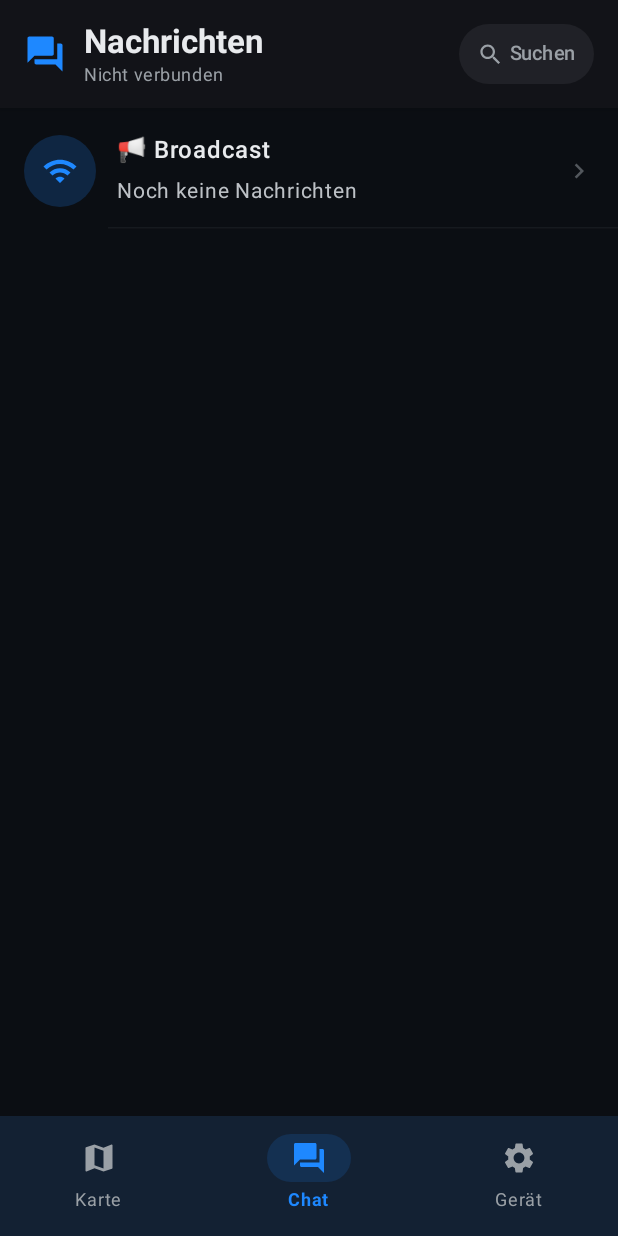
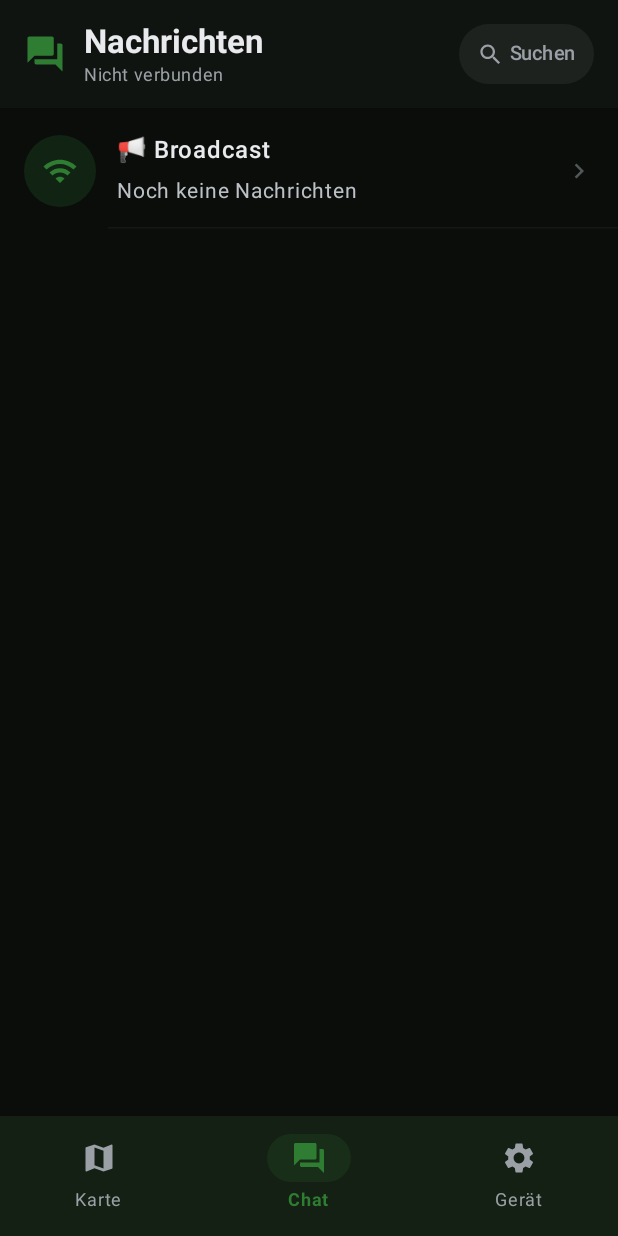
Before and after one commit to Benemaster/MegaMeshApp, an Android app built with Jetpack Compose: the screen it shows after launch (MainActivity), on a phone screen of 412 x 824 dp. Run offline under Robolectric (Android 15) with nearby library versions, the phone set to English and light mode, and no system bars; libraries missing offline, so code that uses them is left out: androidx.camera.core, androidx.camera.lifecycle, androidx.camera.view, com.google.mlkit.vision.

Commit message:
feat: dark green theme, OSM dark map with node lines, user feedback popups with haptic

```diff
--- a/app/build.gradle.kts
+++ b/app/build.gradle.kts
@@ -64,6 +64,7 @@ dependencies {
     implementation(libs.androidx.camera.view)
     // ML Kit barcode scanning
     implementation(libs.mlkit.barcode)
+    implementation(libs.osmdroid.android)
     testImplementation(libs.junit)
     androidTestImplementation(libs.androidx.junit)
     androidTestImplementation(libs.androidx.espresso.core)
--- a/app/src/main/AndroidManifest.xml
+++ b/app/src/main/AndroidManifest.xml
@@ -2,6 +2,8 @@
 <manifest xmlns:android="http://schemas.android.com/apk/res/android"
     xmlns:tools="http://schemas.android.com/tools">
 
+    <uses-permission android:name="android.permission.INTERNET" />
+    <uses-permission android:name="android.permission.ACCESS_NETWORK_STATE" />
     <uses-permission android:name="android.permission.BLUETOOTH" android:maxSdkVersion="30" />
     <uses-permission android:name="android.permission.BLUETOOTH_ADMIN" android:maxSdkVersion="30" />
     <uses-permission android:name="android.permission.BLUETOOTH_SCAN" />
--- a/app/src/main/java/com/example/megameshapp/MainActivity.kt
+++ b/app/src/main/java/com/example/megameshapp/MainActivity.kt
@@ -1,6 +1,7 @@
 package com.example.megameshapp
 
 import android.os.Bundle
+import android.view.HapticFeedbackConstants
 import androidx.activity.ComponentActivity
 import androidx.activity.compose.setContent
 import androidx.activity.enableEdgeToEdge
@@ -11,6 +12,7 @@ import androidx.compose.material3.*
 import androidx.compose.runtime.*
 import androidx.compose.ui.Modifier
 import androidx.compose.ui.graphics.vector.ImageVector
+import androidx.compose.ui.platform.LocalView
 import androidx.compose.ui.text.font.FontWeight
 import androidx.compose.ui.unit.dp
 import androidx.compose.ui.unit.sp
@@ -20,6 +22,7 @@ import com.example.megameshapp.ui.screens.DeviceSettingsScreen
 import com.example.megameshapp.ui.screens.MapWeatherScreen
 import com.example.megameshapp.ui.theme.*
 import com.example.megameshapp.viewmodel.MeshViewModel
+import kotlinx.coroutines.flow.collectLatest
 
 class MainActivity : ComponentActivity() {
     override fun onCreate(savedInstanceState: Bundle?) {
@@ -43,9 +46,32 @@ sealed class Screen(val route: String, val title: String, val icon: ImageVector)
 fun MegaMeshApp(meshViewModel: MeshViewModel = viewModel()) {
     val screens = listOf(Screen.Map, Screen.Chat, Screen.Settings)
     var selectedScreen by remember { mutableStateOf<Screen>(Screen.Chat) }
+    val snackbarHostState = remember { SnackbarHostState() }
+    val view = LocalView.current
+
+    // Collect user feedback and show as Snackbar with haptic
+    LaunchedEffect(meshViewModel) {
+        meshViewModel.userFeedback.collectLatest { message ->
+            view.performHapticFeedback(HapticFeedbackConstants.VIRTUAL_KEY)
+            snackbarHostState.showSnackbar(
+                message = message,
+                duration = SnackbarDuration.Short
+            )
+        }
+    }
 
     Scaffold(
         containerColor = DarkBackground,
+        snackbarHost = {
+            SnackbarHost(snackbarHostState) { data ->
+                Snackbar(
+                    snackbarData = data,
+                    containerColor = DarkSurfaceVariant,
+                    contentColor = TextPrimary,
+                    actionColor = GreenPrimary
+                )
+            }
+        },
         bottomBar = {
             NavigationBar(
                 containerColor = DarkSurface,
@@ -70,11 +96,11 @@ fun MegaMeshApp(meshViewModel: MeshViewModel = viewModel()) {
                         selected = selectedScreen == screen,
                         onClick = { selectedScreen = screen },
                         colors = NavigationBarItemDefaults.colors(
-                            selectedIconColor = BluePrimary,
-                            selectedTextColor = BluePrimary,
+                            selectedIconColor = GreenPrimary,
+                            selectedTextColor = GreenPrimary,
                             unselectedIconColor = TextMuted,
                             unselectedTextColor = TextMuted,
-                            indicatorColor = BluePrimary.copy(alpha = 0.15f)
+                            indicatorColor = GreenPrimary.copy(alpha = 0.15f)
                         )
                     )
                 }
--- a/app/src/main/java/com/example/megameshapp/ui/screens/ChatScreen.kt
+++ b/app/src/main/java/com/example/megameshapp/ui/screens/ChatScreen.kt
@@ -790,15 +790,19 @@ fun ConversationScreen(
                                 selectedConversation == "broadcast" -> {
                                     if (useEncryption) {
                                         viewModel.sendPublicEncrypted(messageText)
+                                        viewModel.postFeedback("📢 Verschlüsselte Broadcast-Nachricht gesendet")
                                     } else {
                                         viewModel.sendBroadcastMessage(messageText)
+                                        viewModel.postFeedback("📢 Broadcast gesendet")
                                     }
                                 }
                                 useEncryption -> {
                                     viewModel.sendEncryptedMessage(selectedConversation, messageText)
+                                    viewModel.postFeedback("🔒 Verschlüsselte Nachricht gesendet")
                                 }
                                 else -> {
                                     viewModel.sendDirectMessage(selectedConversation, messageText)
+                                    viewModel.postFeedback("✉️ Nachricht gesendet")
                                 }
                             }
                             messageText = ""
--- a/app/src/main/java/com/example/megameshapp/ui/screens/DeviceSettingsScreen.kt
+++ b/app/src/main/java/com/example/megameshapp/ui/screens/DeviceSettingsScreen.kt
@@ -58,7 +58,10 @@ fun DeviceSettingsScreen(viewModel: MeshViewModel) {
         val allGranted = permissions.values.all { it }
         if (allGranted) {
             viewModel.bleManager.startScan()
+            viewModel.postFeedback("🔍 Suche nach MegaMesh-Geräten…")
             showBleScanner = true
+        } else {
+            viewModel.postFeedback("⚠️ Bluetooth-Berechtigung fehlt")
         }
     }
 
--- a/app/src/main/java/com/example/megameshapp/ui/theme/Color.kt
+++ b/app/src/main/java/com/example/megameshapp/ui/theme/Color.kt
@@ -2,17 +2,23 @@ package com.example.megameshapp.ui.theme
 
 import androidx.compose.ui.graphics.Color
 
-// Blue accents
-val BluePrimary = Color(0xFF1E88FF)
-val BluePrimaryDark = Color(0xFF1565C0)
-val BluePrimaryLight = Color(0xFF64B5F6)
-val BlueAccent = Color(0xFF448AFF)
+// Dark green accents
+val GreenPrimary = Color(0xFF2E7D32)
+val GreenPrimaryDark = Color(0xFF1B5E20)
+val GreenPrimaryLight = Color(0xFF66BB6A)
+val GreenAccent = Color(0xFF388E3C)
+
+// Keep legacy aliases so screens compile without changes
+val BluePrimary = GreenPrimary
+val BluePrimaryDark = GreenPrimaryDark
+val BluePrimaryLight = GreenPrimaryLight
+val BlueAccent = GreenAccent
 
 // Dark backgrounds
-val DarkBackground = Color(0xFF0B0E13)
-val DarkSurface = Color(0xFF121318)
-val DarkSurfaceVariant = Color(0xFF1E2128)
-val DarkCard = Color(0xFF1A1D24)
+val DarkBackground = Color(0xFF0A0D0A)
+val DarkSurface = Color(0xFF101410)
+val DarkSurfaceVariant = Color(0xFF1A211A)
+val DarkCard = Color(0xFF161C16)
 
 // Text colors
 val TextPrimary = Color(0xFFE8EAED)
--- a/app/src/main/java/com/example/megameshapp/viewmodel/MeshViewModel.kt
+++ b/app/src/main/java/com/example/megameshapp/viewmodel/MeshViewModel.kt
@@ -41,6 +41,10 @@ class MeshViewModel(application: Application) : AndroidViewModel(application) {
 
     private val _logLines = MutableStateFlow<List<String>>(emptyList())
     val logLines: StateFlow<List<String>> = _logLines.asStateFlow()
+
+    /** One-shot user feedback messages (Snackbar / Toast text) */
+    private val _userFeedback = MutableSharedFlow<String>(extraBufferCapacity = 8)
+    val userFeedback: SharedFlow<String> = _userFeedback.asSharedFlow()
 
     private val _localNodeId = MutableStateFlow<String?>(null)
     val localNodeId: StateFlow<String?> = _localNodeId.asStateFlow()
@@ -107,10 +111,14 @@ class MeshViewModel(application: Application) : AndroidViewModel(application) {
         viewModelScope.launch {
             bleManager.connectionState.collect { state ->
                 if (state is MeshBleManager.ConnectionState.Connected) {
+                    val name = bleManager.connectedDeviceName.value ?: "Gerät"
+                    postFeedback("✅ Verbunden mit $name")
                     kotlinx.coroutines.delay(500)
                     bleManager.sendCommand("/settings")
                     kotlinx.coroutines.delay(300)
                     bleManager.sendCommand("/id")
+                } else if (state is MeshBleManager.ConnectionState.Disconnected) {
+                    postFeedback("🔌 Verbindung getrennt")
                 }
             }
         }
@@ -150,6 +158,10 @@ class MeshViewModel(application: Application) : AndroidViewModel(application) {
         current.add(line)
         if (current.size > 500) current.removeAt(0)
         _logLines.value = current
+    }
+
+    fun postFeedback(message: String) {
+        viewModelScope.launch { _userFeedback.emit(message) }
     }
 
     private fun parseLine(line: String) {
@@ -260,6 +272,7 @@ class MeshViewModel(application: Application) : AndroidViewModel(application) {
                 chatPersistence.saveMessage(msg)
                 addKnownNode(origin)
                 if (!msg.isOutgoing) {
+                    postFeedback("📨 Nachricht von $origin${if (encrypted) " 🔒" else ""}")
                     notifyNewMessage(msg)
                 }
             }
@@ -358,6 +371,7 @@ class MeshViewModel(application: Application) : AndroidViewModel(application) {
                 current[existingIndex] = wx
             } else {
                 current.add(wx)
+                postFeedback("🌡 Wetterdaten von $node empfangen")
             }
             _weatherData.value = current
         } catch (e: Exception) {
@@ -390,6 +404,7 @@ class MeshViewModel(application: Application) : AndroidViewModel(application) {
                     current[existingIndex] = station
                 } else {
                     current.add(station)
+                    postFeedback("📡 Neuer Knoten entdeckt: $nodeId")
                 }
                 _stations.value = current
                 addKnownNode(nodeId)
--- a/gradle/libs.versions.toml
+++ b/gradle/libs.versions.toml
@@ -14,6 +14,7 @@ gson = "2.11.0"
 zxingCore = "3.5.3"
 camerax = "1.4.1"
 mlkitBarcode = "17.3.0"
+osmdroid = "6.1.20"
 
 [libraries]
 androidx-core-ktx = { group = "androidx.core", name = "core-ktx", version.ref = "coreKtx" }
@@ -40,6 +41,7 @@ androidx-camera-camera2 = { group = "androidx.camera", name = "camera-camera2",
 androidx-camera-lifecycle = { group = "androidx.camera", name = "camera-lifecycle", version.ref = "camerax" }
 androidx-camera-view = { group = "androidx.camera", name = "camera-view", version.ref = "camerax" }
 mlkit-barcode = { group = "com.google.mlkit", name = "barcode-scanning", version.ref = "mlkitBarcode" }
+osmdroid-android = { group = "org.osmdroid", name = "osmdroid-android", version.ref = "osmdroid" }
 
 [plugins]
 android-application = { id = "com.android.application", version.ref = "agp" }
```
Also changed, not shown: app/src/main/java/com/example/megameshapp/ui/screens/MapWeatherScreen.kt (+148 -111 lines).
